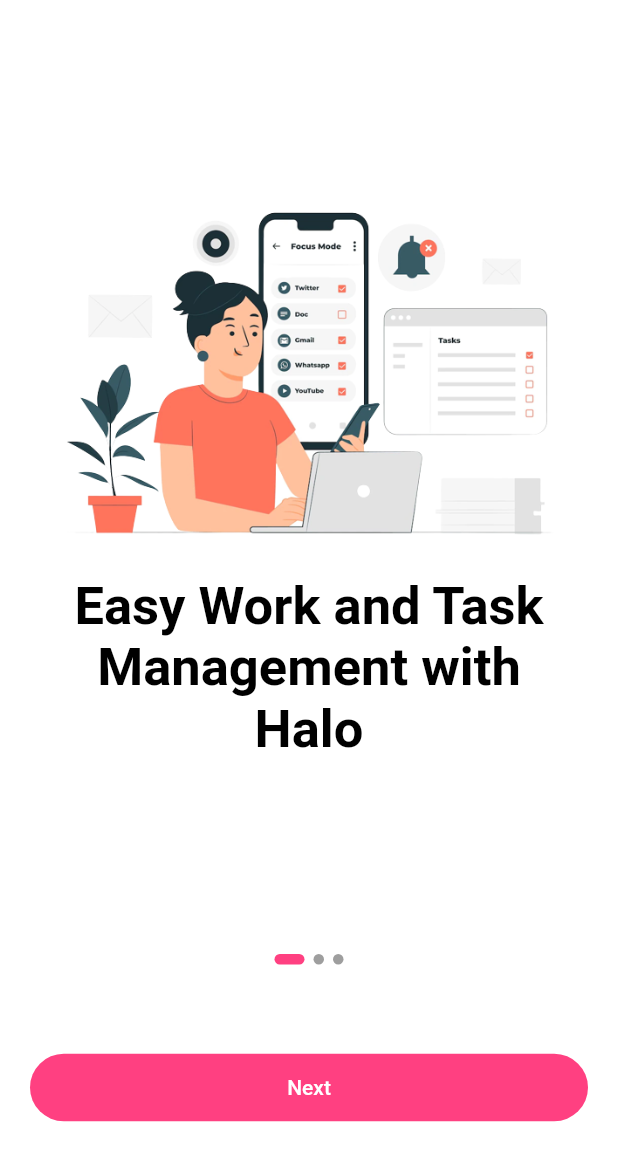
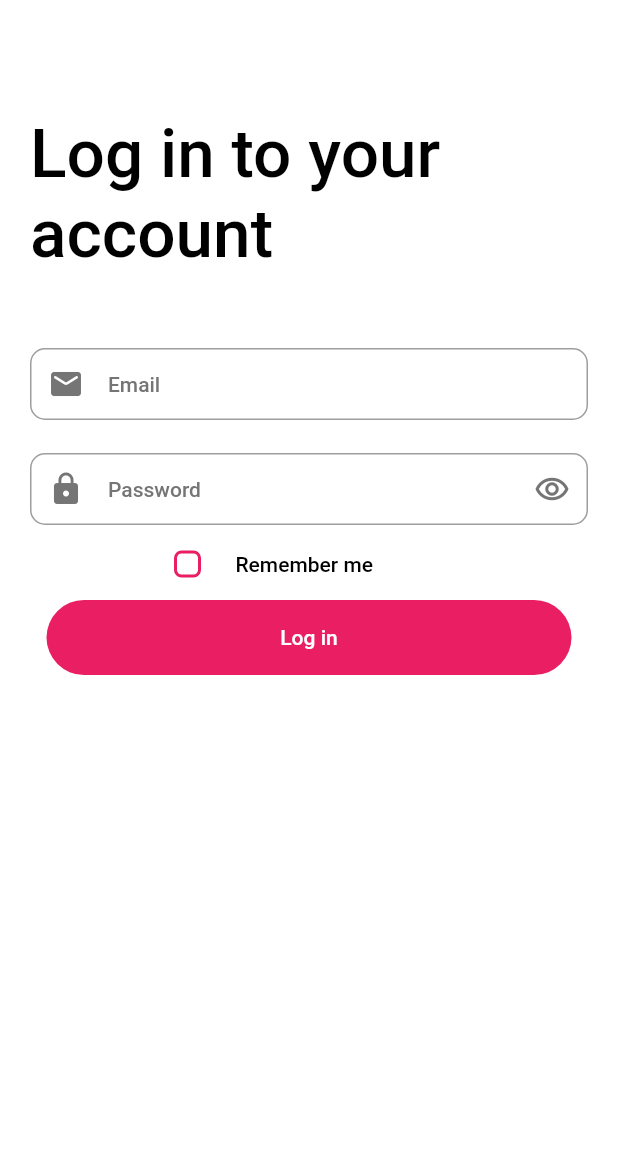
Before and after one commit to TheNairaSign/new_halo_task, a Flutter app: the screen it shows after launch, on a phone screen of 412 x 824 dp. Shown: the top 1161 px of the screen. Run offline on Flutter 3.47's test engine with Material 2 defaults, Android fonts, the phone set to English and light mode, and no system bars; our stand-ins replace firebase_auth, firebase_core, flutter_spinkit, flutter_svg, google_fonts; accounts and stored records are empty.

Commit message:
new_halo_task

```diff
--- a/lib/main.dart
+++ b/lib/main.dart
@@ -1,9 +1,16 @@
 import 'package:flutter/material.dart';
+import 'package:firebase_core/firebase_core.dart';
+import 'package:new_halo_task/pages/auth_page.dart';
+import 'firebase_options.dart';
 import 'package:flutter/services.dart';
-import 'package:new_halo_task/pages/welcome_page.dart';
 
-void main(List<String> args) {
+import 'package:new_halo_task/pages/login_page.dart';
+import 'package:new_halo_task/pages/signup_page.dart';
+import 'package:new_halo_task/themes/themes.dart';
+
+void main(List<String> args) async {
   WidgetsFlutterBinding.ensureInitialized();
+  await Firebase.initializeApp(options: DefaultFirebaseOptions.currentPlatform);
   SystemChrome.setEnabledSystemUIMode(SystemUiMode.immersive);
   runApp(const NewHaloTask());
 }
@@ -15,15 +22,9 @@ class NewHaloTask extends StatelessWidget {
   Widget build(BuildContext context) {
     return MaterialApp(
       debugShowCheckedModeBanner: false,
-      home: const WelcomePage(),
-      theme: ThemeData().copyWith(
-        useMaterial3: true,
-        scaffoldBackgroundColor: Colors.white,
-      ),
-      darkTheme: ThemeData().copyWith(
-        useMaterial3: true,
-        scaffoldBackgroundColor: Colors.grey[900],
-      ),
+      home: const AuthPage(),
+      theme: lightTheme,
+      darkTheme: darkTheme,
     );
   }
 }
--- /dev/null
+++ b/lib/pages/auth_page.dart
@@ -0,0 +1,30 @@
+import 'package:firebase_auth/firebase_auth.dart';
+import 'package:flutter/material.dart';
+import 'package:new_halo_task/pages/dashboard.dart';
+import 'package:new_halo_task/pages/login_page.dart';
+import 'package:new_halo_task/pages/user_login.dart';
+
+class AuthPage extends StatelessWidget {
+  const AuthPage({super.key});
+
+  @override
+  Widget build(BuildContext context) {
+    return Scaffold(
+      body: StreamBuilder<User?>(
+        stream: FirebaseAuth.instance.authStateChanges(),
+        builder: (context, snapshot) {
+          // User is logged in
+          if (snapshot.hasData) {
+            print("User Logged in");
+            print(snapshot);
+            return Dashboard();
+          }
+          // User is not logged in
+          else {
+            return UserLoginPage();
+          }
+        },
+      ),
+    );
+  }
+}
--- /dev/null
+++ b/lib/pages/user_login.dart
@@ -0,0 +1,131 @@
+import 'package:firebase_auth/firebase_auth.dart';
+
+import 'package:flutter/material.dart';
+import 'package:new_halo_task/pages/signup_page.dart';
+import 'package:new_halo_task/widgets/check_box.dart';
+import 'package:new_halo_task/widgets/input_field.dart';
+import 'package:new_halo_task/widgets/text_button.dart';
+
+class UserLoginPage extends StatefulWidget {
+  UserLoginPage({
+    super.key,
+  });
+
+  @override
+  State<UserLoginPage> createState() => _UserLoginPageState();
+}
+
+class _UserLoginPageState extends State<UserLoginPage> {
+  // final bool pasteDetails = false;
+  final loginEmailController = TextEditingController();
+  final loginPasswordController = TextEditingController();
+
+  void signIn() async {
+    showDialog(context: context, builder: (context) {
+      return const Center (
+        child: CircularProgressIndicator(
+          color: Colors.pink,
+        ),
+      );
+    });
+    try {
+
+    await FirebaseAuth.instance.signInWithEmailAndPassword(
+      email: loginEmailController.text,
+      password: loginPasswordController.text,
+    );
+    } on FirebaseAuthException catch (e) {
+      // print(e);
+      if (e.code == "user-not-found") {
+        Navigator.of(context).pop();
+      }
+      else {
+        print(e);
+      }
+    }
+    Navigator.of(context).pop();
+  }
+
+  void checkEntry(BuildContext context) {
+ if (loginEmailController.text.isEmpty ||
+        loginPasswordController.text.isEmpty) {
+      showDialog(
+        context: context,
+        builder: (context) => AlertDialog(
+          content: const Text("TextFields should not be null"),
+          backgroundColor: Theme.of(context).scaffoldBackgroundColor,
+          actions: [
+            TextButton(
+              onPressed: () {
+                Navigator.of(context).pop();
+              },
+              child: const Text(
+                "Okay",
+              ),
+            ),
+          ],
+        ),
+      );
+    } else {
+      signIn();
+    }
+      print("Login tapped");
+    return;
+  }
+
+  @override
+  Widget build(BuildContext context) {
+    return Scaffold(
+      appBar: AppBar(),
+      body: SingleChildScrollView(
+        child: Padding(
+          padding: const EdgeInsets.all(20),
+          child: Column(
+            children: [
+              Text(
+                "Log in to your account",
+                style: Theme.of(context).textTheme.headlineLarge!.copyWith(
+                      fontWeight: FontWeight.w500,
+                      fontSize: 45,
+                    ),
+              ),
+              const SizedBox(
+                height: 50,
+              ),
+              InputField(
+                key: ValueKey(emailController),
+                fillColor: const Color.fromARGB(116, 158, 158, 158),
+                hintText: "Email",
+                hintTextColor: Colors.grey[600],
+                prefixIcon: Icons.mail_rounded,
+                iconColor: Colors.grey[600],
+                textColor: Theme.of(context).iconTheme.color,
+                obscureText: false,
+                controller: loginEmailController
+              ),
+              const SizedBox(
+                height: 20,
+              ),
+              InputField(
+                key: ValueKey(passwordController),
+                fillColor: const Color.fromARGB(116, 158, 158, 158),
+                hintText: "Password",
+                hintTextColor: Colors.grey[600],
+                prefixIcon: Icons.lock,
+                iconColor: Colors.grey[600],
+                textColor: Theme.of(context).iconTheme.color,
+                obscureText: true,
+                controller: loginPasswordController
+              ),
+              const CheckedBox(),
+              PinkTextButton(
+                buttonContent: "Log in",
+                onPressed: signIn,
+              ),
+            ],
+          ),
+        ),
+      ),
+    );
+  }
+}
--- /dev/null
+++ b/lib/themes/themes.dart
@@ -0,0 +1,49 @@
+import 'package:flutter/material.dart';
+
+Color primaryColor = Colors.pink;
+
+ThemeData lightTheme = ThemeData.light().copyWith(
+  useMaterial3: true,
+  scaffoldBackgroundColor: Colors.white,
+  appBarTheme: const AppBarTheme(
+    color: Colors.white,
+    elevation: 0,
+  ),
+  cardTheme: const CardTheme(
+    color: Colors.white,
+  ),
+  textTheme: const TextTheme(
+    headlineLarge: TextStyle(
+      color: Colors.black,
+    ),
+    bodyLarge: TextStyle(
+      color: Colors.black,
+    ),
+  ),
+  dividerTheme: const DividerThemeData(
+    color: Colors.black,
+  ),
+  iconTheme: const IconThemeData(
+    color: Colors.black
+  ),
+);
+
+ThemeData darkTheme = ThemeData.dark().copyWith(
+  useMaterial3: true,
+  scaffoldBackgroundColor: Colors.black,
+  appBarTheme: const AppBarTheme(
+    color: Colors.black,
+    elevation: 0,
+  ),
+  textTheme: const TextTheme(
+    headlineLarge: TextStyle(
+      color: Colors.white,
+    ),
+  ),
+  cardTheme: const CardTheme(
+    color: Color.fromARGB(134, 33, 33, 33),
+  ),
+  dividerTheme: const DividerThemeData(
+    color: Colors.white,
+  ),
+);
--- /dev/null
+++ b/lib/widgets/check_box.dart
@@ -0,0 +1,39 @@
+import 'package:flutter/material.dart';
+import 'package:new_halo_task/pages/signup_page.dart';
+
+class CheckedBox extends StatefulWidget {
+  const CheckedBox({super.key});
+  @override
+  State<CheckedBox> createState() => CheckedBoxState();
+}
+class CheckedBoxState extends State<CheckedBox> {
+  @override
+  Widget build(BuildContext context) {
+        return CheckboxListTile(
+      splashRadius: 0,
+      visualDensity: VisualDensity.compact,
+        contentPadding: const EdgeInsets.only(left: 85, right: 85),
+        shape: RoundedRectangleBorder(borderRadius: BorderRadius.circular(10),),
+        side: const BorderSide(
+          color: Colors.pink,
+          width: 2,
+        ),
+        activeColor: Colors.pink,
+        controlAffinity: ListTileControlAffinity.leading,
+        checkboxShape: RoundedRectangleBorder(
+          borderRadius: BorderRadius.circular(5),
+        ),
+        checkColor: Colors.white,
+        title: Text(
+          "Remember me",
+          style: Theme.of(context).textTheme.bodyLarge,
+        ),
+        value: tapped,
+        onChanged: (value) {
+          setState(() {
+            tapped = value!;
+            // TODO: Create a function to accept the tap on the individual checkboxes
+          });
+        });
+  }
+}
--- /dev/null
+++ b/lib/widgets/input_field.dart
@@ -0,0 +1,88 @@
+import 'package:flutter/material.dart';
+
+class InputField extends StatefulWidget {
+  const InputField({
+    super.key,
+    required this.fillColor,
+    required this.hintText,
+    required this.hintTextColor,
+    required this.prefixIcon,
+    required this.iconColor,
+    required this.textColor,
+    required this.obscureText,
+    required this.controller,
+  });
+
+  final Color? fillColor, hintTextColor, textColor, iconColor;
+  final IconData prefixIcon;
+  final String hintText;
+  final bool obscureText;
+  final TextEditingController controller;
+
+  @override
+  State<InputField> createState() => _InputFieldState();
+}
+
+class _InputFieldState extends State<InputField> {
+  bool tapped = false;
+
+
+  @override
+  Widget build(BuildContext context) {
+    return SizedBox(
+      height: 50,
+      child: TextField(
+        controller: widget.controller,
+        enabled: true,
+        obscureText: tapped == true ? tapped = true : tapped = false,
+        style: TextStyle(
+          color: widget.textColor,
+          decoration: TextDecoration.none,
+        ),
+        cursorColor: Theme.of(context).iconTheme.color,
+        decoration: InputDecoration(
+          contentPadding:
+              const EdgeInsets.symmetric(vertical: 0, horizontal: 10),
+          enabled: true,
+          fillColor: Theme.of(context).scaffoldBackgroundColor.withOpacity(0.40),
+          prefixIcon: Icon(
+            widget.prefixIcon,
+            color: widget.iconColor,
+          ),
+          suffixIcon: widget.obscureText == false
+              ? null
+              : GestureDetector(
+                  onTap: () {
+                    setState(() {
+                      print("Show password");
+                      tapped = !tapped;
+                    });
+                  },
+                  child: tapped
+                      ? Icon(
+                        Icons.remove_red_eye,
+                          color: Colors.grey[600],
+                        )
+                      : Icon(
+                          Icons.remove_red_eye_outlined,
+                          color: Colors.grey[600],
+                        ),
+                ),
+          hintText: widget.hintText,
+          hintStyle: TextStyle(
+            color: widget.hintTextColor,
+          ),
+          filled: true,
+          focusedBorder: OutlineInputBorder(
+            borderRadius: BorderRadius.circular(10),
+            borderSide: const BorderSide(color: Colors.pink,),
+          ),
+          enabledBorder: OutlineInputBorder(
+            borderRadius: BorderRadius.circular(10),
+            borderSide: const BorderSide(color: Colors.grey,),
+          ),
+        ),
+      ),
+    );
+  }
+}
--- /dev/null
+++ b/lib/widgets/text_button.dart
@@ -0,0 +1,33 @@
+import 'package:flutter/material.dart';
+
+class PinkTextButton extends StatelessWidget {
+  const PinkTextButton({
+    super.key,
+    required this.onPressed,
+    required this.buttonContent,
+  });
+
+  final String buttonContent;
+  final void Function() onPressed;
+
+  @override
+  Widget build(BuildContext context) {
+    return SizedBox(
+      width: 350,
+      height: 50,
+      child: TextButton(
+        onPressed: onPressed,
+        style: ButtonStyle(
+            splashFactory: InkSparkle.constantTurbulenceSeedSplashFactory,
+            mouseCursor: MaterialStateMouseCursor.clickable,
+            backgroundColor: MaterialStateProperty.all(
+              Colors.pink,
+            )),
+        child: Text(
+          buttonContent,
+          style: const TextStyle(color: Colors.white),
+        ),
+      ),
+    );
+  }
+}
--- a/pubspec.yaml
+++ b/pubspec.yaml
@@ -38,6 +38,8 @@ dependencies:
   flutter_spinkit: ^5.2.0
   google_fonts: ^5.1.0
   flutter_svg: ^2.0.7
+  firebase_core: ^2.15.0
+  firebase_auth: ^4.7.2
 
 dev_dependencies:
   flutter_test:
```
Also changed, not shown: lib/pages/dashboard.dart (added, +34 -0 lines), lib/pages/login_page.dart (+137 -15 lines), lib/pages/signup_page.dart (added, +143 -0 lines), assets/socials/apple-logo.svg (renamed from assets/socials/apple-logo-svgrepo-com.svg), assets/socials/facebook-logo.png (renamed from assets/socials/Facebook_Logo_(2019).png), assets/socials/google-logo.svg (renamed from assets/socials/google-logo-search-new-svgrepo-com.svg), lib/firebase_options.dart (added), pubspec.lock, 8 other files.
